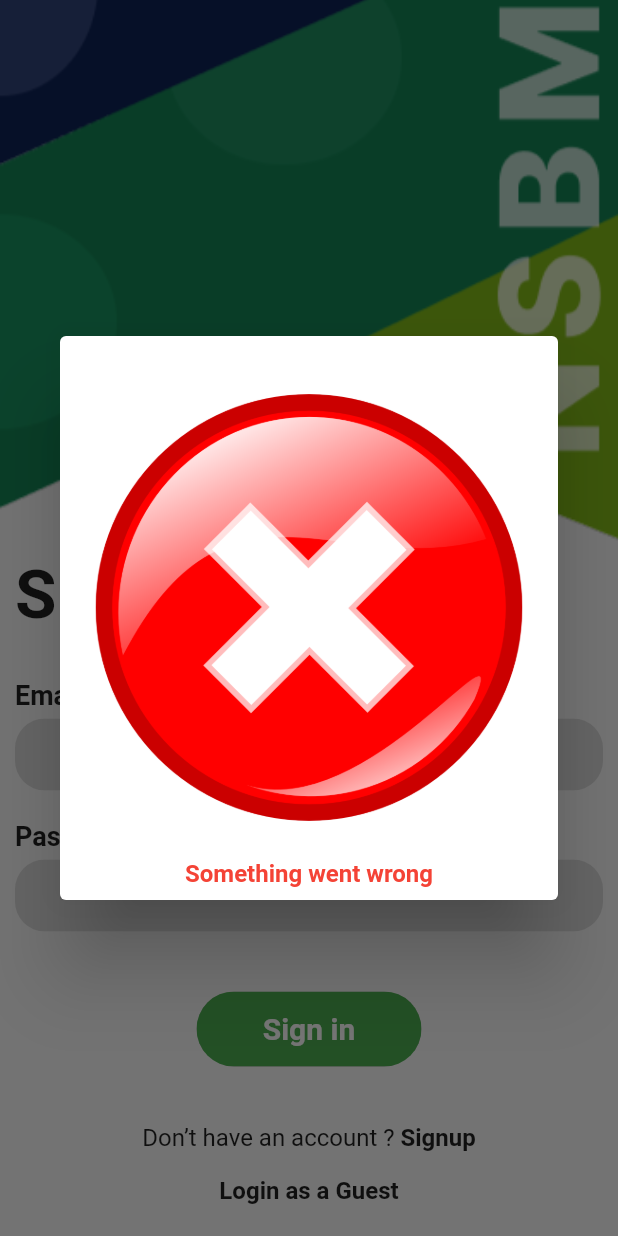
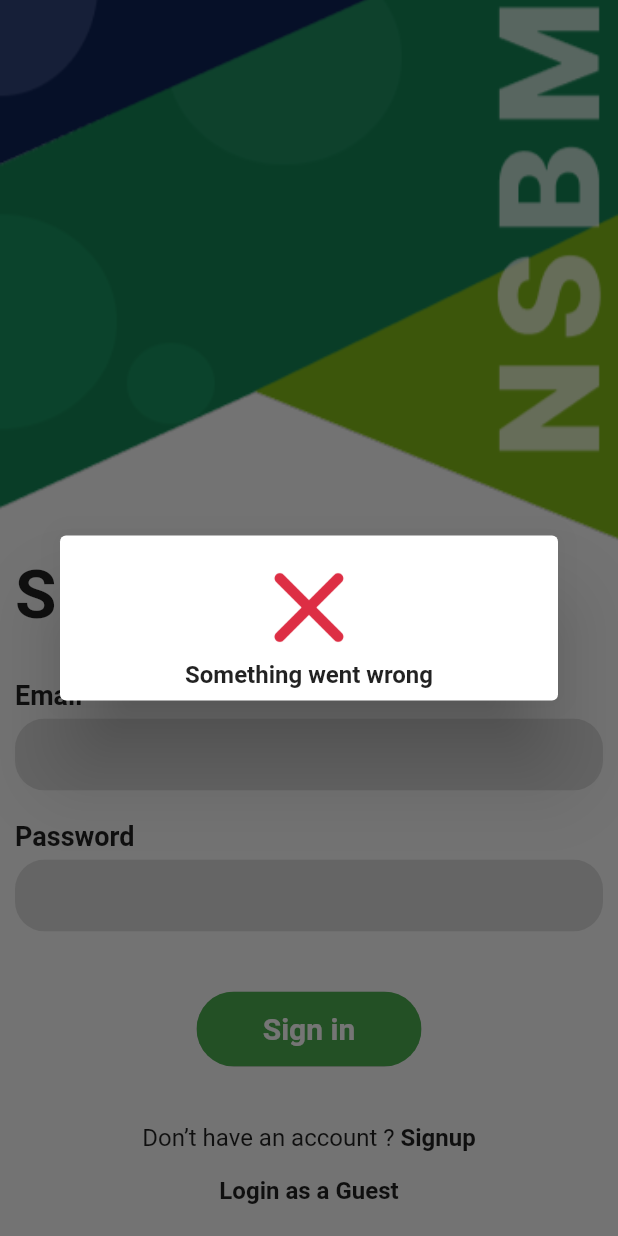
Before and after one commit to 2000kavinda/NAPOT, a Flutter app: the screen it shows after launch, after a tap on "Sign in", on a phone screen of 412 x 824 dp. Run offline on Flutter 3.47's test engine with Material 2 defaults, Android fonts, the phone set to English and light mode, and no system bars; our stand-ins replace carousel_slider, cloud_firestore, firebase_auth, firebase_core, firebase_database, firebase_storage and 1 more; accounts and stored records are empty.

Commit message:
Create Something went wrong popup

```diff
--- a/lib/pages/startPages/signIn.dart
+++ b/lib/pages/startPages/signIn.dart
@@ -37,7 +37,13 @@ class SignIn extends StatelessWidget {
                   SizedBox(
                     height: 15,
                   ),
-                  Image.asset('assets/error.png'),
+                  Container(
+                    width: 50,
+                    height: 50,
+                    child: Image.asset(
+                      'assets/images/crossMark.png',
+                      ),
+                      ),
                   SizedBox(
                     height: 10,
                   ),
@@ -48,7 +54,7 @@ class SignIn extends StatelessWidget {
                       style: TextStyle(
                         fontSize: 16,
                         fontWeight: FontWeight.bold,
-                        color: Colors.red,
+                        color: Colors.black87,
                       ),
                     ),
                   ),
```
Also changed, not shown: lib/pages/startPages/signup.dart (+33 -24 lines), assets/images/crossMark.png (added).
